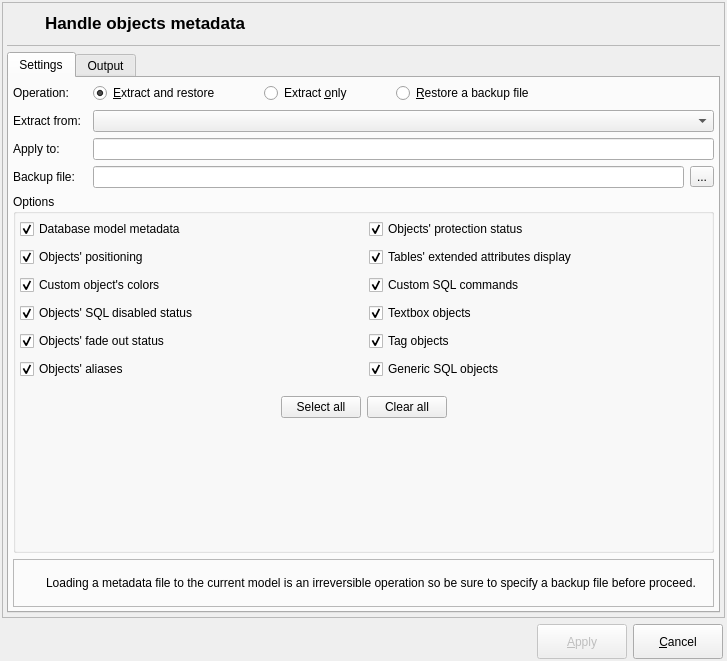
First picture: the form in libpgmodeler_ui/ui/metadatahandlingform.ui, repository pgmodeler/pgmodeler, before the edit.
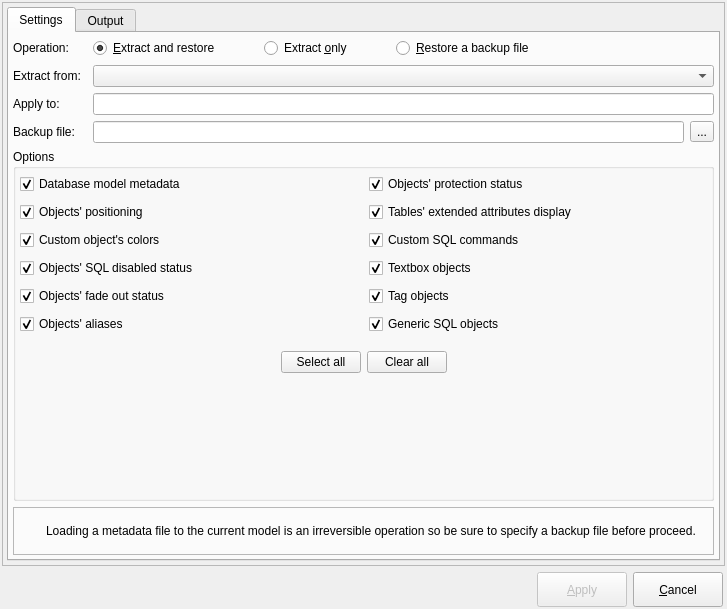
Second picture: the form after the edit. Icons and pictures are not drawn.

Commit message: Removing icons at the top of the dialogs: DatabaseImportForm, MetaDataHandlingForm, ModelDatabaseDiffForm, ModelExportForm, ModelFixForm

Patch:
```diff
--- a/libpgmodeler_ui/ui/metadatahandlingform.ui
+++ b/libpgmodeler_ui/ui/metadatahandlingform.ui
@@ -7,7 +7,7 @@
     <x>0</x>
     <y>0</y>
     <width>727</width>
-    <height>661</height>
+    <height>609</height>
    </rect>
   </property>
   <property name="windowTitle">
@@ -173,52 +173,6 @@
        <number>4</number>
       </property>
       <item row="0" column="0">
-       <layout class="QHBoxLayout" name="horizontalLayout_5">
-        <item>
-         <widget class="QLabel" name="icon_lbl_2">
-          <property name="sizePolicy">
-           <sizepolicy hsizetype="Fixed" vsizetype="Fixed">
-            <horstretch>0</horstretch>
-            <verstretch>0</verstretch>
-           </sizepolicy>
-          </property>
-          <property name="minimumSize">
-           <size>
-            <width>32</width>
-            <height>32</height>
-           </size>
-          </property>
-          <property name="maximumSize">
-           <size>
-            <width>32</width>
-            <height>32</height>
-           </size>
-          </property>
-          <property name="text">
-           <string/>
-          </property>
-          <property name="pixmap">
-           <pixmap resource="../res/resources.qrc">:/icones/icones/objmetadata.png</pixmap>
-          </property>
-         </widget>
-        </item>
-        <item>
-         <widget class="QLabel" name="title_lbl">
-          <property name="font">
-           <font>
-            <pointsize>13</pointsize>
-            <weight>75</weight>
-            <bold>true</bold>
-           </font>
-          </property>
-          <property name="text">
-           <string>Handle objects metadata</string>
-          </property>
-         </widget>
-        </item>
-       </layout>
-      </item>
-      <item row="2" column="0">
        <widget class="QTabWidget" name="settings_tbw">
         <property name="sizePolicy">
          <sizepolicy hsizetype="Expanding" vsizetype="Expanding">
@@ -1405,28 +1359,6 @@
         </widget>
        </widget>
       </item>
-      <item row="1" column="0">
-       <widget class="QFrame" name="div_ln">
-        <property name="minimumSize">
-         <size>
-          <width>0</width>
-          <height>1</height>
-         </size>
-        </property>
-        <property name="maximumSize">
-         <size>
-          <width>16777215</width>
-          <height>1</height>
-         </size>
-        </property>
-        <property name="frameShape">
-         <enum>QFrame::StyledPanel</enum>
-        </property>
-        <property name="frameShadow">
-         <enum>QFrame::Sunken</enum>
-        </property>
-       </widget>
-      </item>
      </layout>
     </widget>
    </item>
```
The commit also changes 4 other files.
